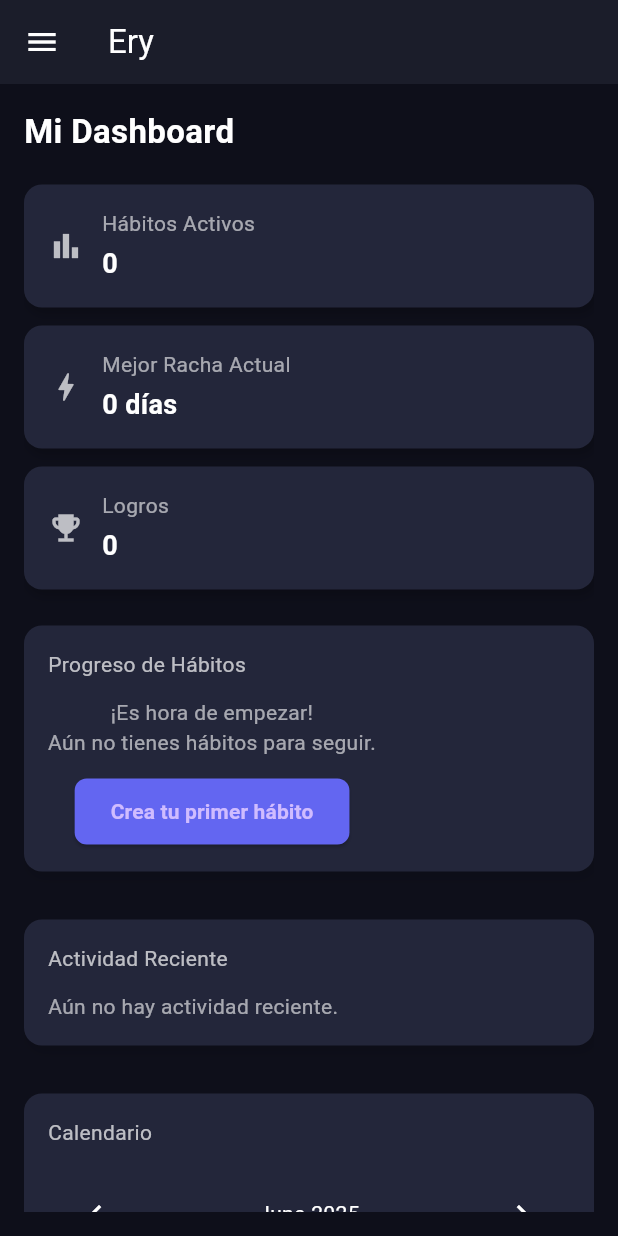
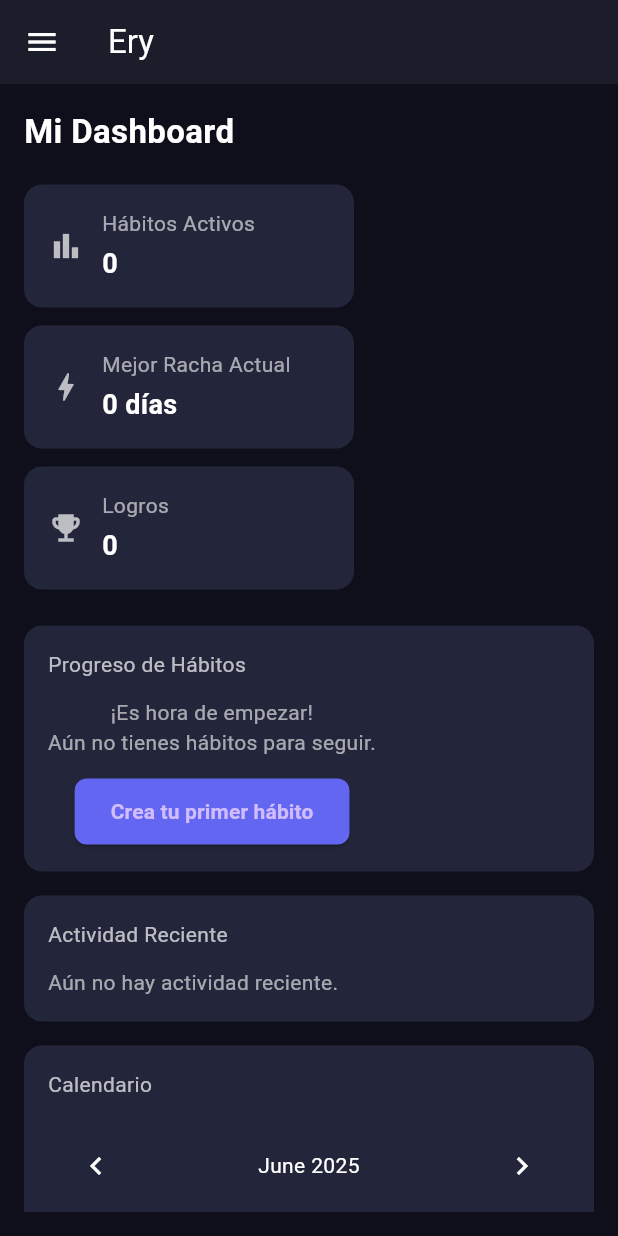
Before and after one commit to JossGab/Ery-Flutter, a Flutter app: the DashboardView screen opened by its route, on a phone screen of 412 x 824 dp. Run offline on Flutter 3.47's test engine with Material 3 defaults, Android fonts, the light colour scheme and no system bars; drawn by our look-alikes of table_calendar; our stand-ins replace cookie_jar, dio, dio_cookie_manager, google_sign_in, sidebarx; network calls fail.

Commit message:
Mejora del dasjboard y del sidebar

```diff
--- a/lib/views/dashboard/dashboard_view.dart
+++ b/lib/views/dashboard/dashboard_view.dart
@@ -1,7 +1,5 @@
-// dashboard_view.dart
 import 'package:flutter/material.dart';
 import 'package:table_calendar/table_calendar.dart';
-import 'package:sidebarx/sidebarx.dart';
 
 class DashboardView extends StatefulWidget {
   const DashboardView({super.key});
@@ -11,12 +9,20 @@ class DashboardView extends StatefulWidget {
 }
 
 class _DashboardViewState extends State<DashboardView> {
-  final _controller = SidebarXController(selectedIndex: 1);
   DateTime _focusedDay = DateTime.now();
+  int _selectedIndex = 0;
+
+  final List<Map<String, dynamic>> _menuItems = [
+    {'icon': Icons.home_rounded, 'label': 'Inicio'},
+    {'icon': Icons.dashboard_rounded, 'label': 'Dashboard'},
+    {'icon': Icons.person_rounded, 'label': 'Perfil'},
+    {'icon': Icons.edit_note_rounded, 'label': 'Mis Hábitos'},
+  ];
 
   @override
   Widget build(BuildContext context) {
     final isMobile = MediaQuery.of(context).size.width < 600;
+
     return Scaffold(
       backgroundColor: const Color(0xFF0E0F1A),
       appBar:
@@ -27,106 +33,14 @@ class _DashboardViewState extends State<DashboardView> {
                 iconTheme: const IconThemeData(color: Colors.white),
               )
               : null,
-      drawer:
-          isMobile
-              ? Drawer(
-                child: SidebarX(
-                  controller: _controller,
-                  theme: SidebarXTheme(
-                    margin: const EdgeInsets.all(8),
-                    decoration: BoxDecoration(
-                      color: const Color(0xFF1B1D2A),
-                      borderRadius: BorderRadius.circular(16),
-                    ),
-                    hoverColor: Colors.blue.withOpacity(0.1),
-                    textStyle: const TextStyle(color: Colors.white),
-                    selectedTextStyle: const TextStyle(
-                      color: Colors.white,
-                      fontWeight: FontWeight.bold,
-                    ),
-                    selectedItemDecoration: BoxDecoration(
-                      color: const Color(0xFF6366F1).withOpacity(0.3),
-                      borderRadius: BorderRadius.circular(12),
-                    ),
-                    iconTheme: const IconThemeData(color: Colors.white54),
-                    selectedIconTheme: const IconThemeData(color: Colors.white),
-                  ),
-                  items: [
-                    SidebarXItem(icon: Icons.home_rounded, label: 'Inicio'),
-                    SidebarXItem(
-                      icon: Icons.dashboard_rounded,
-                      label: 'Mi Dashboard',
-                    ),
-                    SidebarXItem(
-                      icon: Icons.person_rounded,
-                      label: 'Mi Perfil',
-                    ),
-                    SidebarXItem(
-                      icon: Icons.edit_note_rounded,
-                      label: 'Mis Hábitos',
-                    ),
-                  ],
-                  footerItems: [
-                    SidebarXItem(
-                      icon: Icons.logout_rounded,
-                      label: 'Cerrar Sesión',
-                      onTap:
-                          () =>
-                              Navigator.pushReplacementNamed(context, '/login'),
-                    ),
-                  ],
-                ),
-              )
-              : null,
+      drawer: isMobile ? Drawer(child: _buildSidebar()) : null,
       body: Row(
         children: [
-          if (!isMobile)
-            SidebarX(
-              controller: _controller,
-              theme: SidebarXTheme(
-                margin: const EdgeInsets.all(8),
-                decoration: BoxDecoration(
-                  color: const Color(0xFF1B1D2A),
-                  borderRadius: BorderRadius.circular(16),
-                ),
-                hoverColor: Colors.blue.withOpacity(0.1),
-                textStyle: const TextStyle(color: Colors.white),
-                selectedTextStyle: const TextStyle(
-                  color: Colors.white,
-                  fontWeight: FontWeight.bold,
-                ),
-                selectedItemDecoration: BoxDecoration(
-                  color: const Color(0xFF6366F1).withOpacity(0.3),
-                  borderRadius: BorderRadius.circular(12),
-                ),
-                iconTheme: const IconThemeData(color: Colors.white54),
-                selectedIconTheme: const IconThemeData(color: Colors.white),
-              ),
-              items: [
-                SidebarXItem(icon: Icons.home_rounded, label: 'Inicio'),
-                SidebarXItem(
-                  icon: Icons.dashboard_rounded,
-                  label: 'Mi Dashboard',
-                ),
-                SidebarXItem(icon: Icons.person_rounded, label: 'Mi Perfil'),
-                SidebarXItem(
-                  icon: Icons.edit_note_rounded,
-                  label: 'Mis Hábitos',
-                ),
-              ],
-              footerItems: [
-                SidebarXItem(
-                  icon: Icons.logout_rounded,
-                  label: 'Cerrar Sesión',
-                  onTap:
-                      () => Navigator.pushReplacementNamed(context, '/login'),
-                ),
-              ],
-            ),
+          if (!isMobile) _buildSidebar(),
           Expanded(
             child: Padding(
               padding: const EdgeInsets.all(16),
-              child: _buildMainContent(isMobile),
+              child: _buildMainContent(),
             ),
           ),
         ],
@@ -134,10 +48,97 @@ class _DashboardViewState extends State<DashboardView> {
     );
   }
 
-  Widget _buildMainContent(bool isMobile) {
-    final screenWidth = MediaQuery.of(context).size.width;
-    final cardWidth = isMobile ? double.infinity : (screenWidth - 100) / 3;
+  Widget _buildSidebar() {
+    return Container(
+      width: 220,
+      padding: const EdgeInsets.symmetric(vertical: 24),
+      decoration: BoxDecoration(
+        color: const Color(0xFF1B1D2A),
+        borderRadius: const BorderRadius.only(
+          topRight: Radius.circular(20),
+          bottomRight: Radius.circular(20),
+        ),
+      ),
+      child: Column(
+        children: [
+          const CircleAvatar(
+            radius: 32,
+            backgroundImage: AssetImage('assets/avatar.png'), // Opcional
+          ),
+          const SizedBox(height: 12),
+          const Text(
+            'Usuario',
+            style: TextStyle(color: Colors.white, fontSize: 16),
+          ),
+          const SizedBox(height: 30),
+          ..._menuItems.asMap().entries.map((entry) {
+            int index = entry.key;
+            var item = entry.value;
+            bool selected = _selectedIndex == index;
 
+            return Padding(
+              padding: const EdgeInsets.symmetric(horizontal: 12, vertical: 6),
+              child: Material(
+                color:
+                    selected
+                        ? const Color(0xFF6366F1).withOpacity(0.3)
+                        : Colors.transparent,
+                borderRadius: BorderRadius.circular(12),
+                child: InkWell(
+                  onTap: () => setState(() => _selectedIndex = index),
+                  borderRadius: BorderRadius.circular(12),
+                  child: Padding(
+                    padding: const EdgeInsets.symmetric(
+                      vertical: 12,
+                      horizontal: 16,
+                    ),
+                    child: Row(
+                      children: [
+                        Icon(item['icon'], color: Colors.white),
+                        const SizedBox(width: 12),
+                        Expanded(
+                          child: Text(
+                            item['label'],
+                            style: const TextStyle(
+                              color: Colors.white,
+                              fontSize: 14,
+                            ),
+                          ),
+                        ),
+                      ],
+                    ),
+                  ),
+                ),
+              ),
+            );
+          }),
+          const Spacer(),
+          Padding(
+            padding: const EdgeInsets.symmetric(horizontal: 12),
+            child: Row(
+              children: [
+                const Icon(Icons.logout, color: Colors.white54),
+                const SizedBox(width: 12),
+                Expanded(
+                  child: TextButton(
+                    onPressed: () {
+                      Navigator.pushReplacementNamed(context, '/login');
+                    },
+                    child: const Text(
+                      "Cerrar Sesión",
+                      style: TextStyle(color: Colors.white),
+                    ),
+                  ),
+                ),
+              ],
+            ),
+          ),
+        ],
+      ),
+    );
+  }
+
+  Widget _buildMainContent() {
     return SingleChildScrollView(
       child: Column(
         crossAxisAlignment: CrossAxisAlignment.start,
@@ -155,56 +156,13 @@ class _DashboardViewState extends State<DashboardView> {
             spacing: 12,
             runSpacing: 12,
             children: [
-              _buildStatCard(
-                Icons.bar_chart,
-                "Hábitos Activos",
-                "0",
-                cardWidth,
-              ),
-              _buildStatCard(
-                Icons.bolt,
-                "Mejor Racha Actual",
-                "0 días",
-                cardWidth,
-              ),
-              _buildStatCard(Icons.emoji_events, "Logros", "0", cardWidth),
+              _buildStatCard(Icons.bar_chart, "Hábitos Activos", "0"),
+              _buildStatCard(Icons.bolt, "Mejor Racha Actual", "0 días"),
+              _buildStatCard(Icons.emoji_events, "Logros", "0"),
             ],
           ),
           const SizedBox(height: 24),
-          Column(
-            children: [
-              _buildBox(
-                "Progreso de Hábitos",
-                Column(
-                  crossAxisAlignment: CrossAxisAlignment.center,
-                  children: [
-                    const Text(
-                      "¡Es hora de empezar!\nAún no tienes hábitos para seguir.",
-                      textAlign: TextAlign.center,
-                      style: TextStyle(color: Colors.white60, fontSize: 14),
-                    ),
-                    const SizedBox(height: 12),
-                    ElevatedButton(
-                      onPressed: () {},
-                      style: ElevatedButton.styleFrom(
-                        backgroundColor: const Color(0xFF6366F1),
-                        padding: const EdgeInsets.symmetric(
-                          horizontal: 24,
-                          vertical: 12,
-                        ),
-                        shape: RoundedRectangleBorder(
-                          borderRadius: BorderRadius.circular(8),
-                        ),
-                      ),
-                      child: const Text(
-                        "Crea tu primer hábito",
-                        style: TextStyle(fontWeight: FontWeight.bold),
-                      ),
-                    ),
-                  ],
-                ),
-              ),
-              const SizedBox(height: 16),
+          _buildBox("Progreso de Hábitos", _buildEmptyHabits()),
           _buildBox(
             "Actividad Reciente",
             const Text(
@@ -212,35 +170,20 @@ class _DashboardViewState extends State<DashboardView> {
               style: TextStyle(color: Colors.white60),
             ),
           ),
-              const SizedBox(height: 16),
           _buildBox("Calendario", _buildCalendar()),
-            ],
-          ),
         ],
       ),
     );
   }
 
-  Widget _buildStatCard(
-    IconData icon,
-    String title,
-    String value,
-    double width,
-  ) {
+  Widget _buildStatCard(IconData icon, String title, String value) {
     return SizedBox(
-      width: width,
+      width: 220,
       child: Container(
         padding: const EdgeInsets.all(16),
         decoration: BoxDecoration(
           color: const Color(0xFF23263A),
           borderRadius: BorderRadius.circular(12),
-          boxShadow: [
-            BoxShadow(
-              color: Colors.black.withOpacity(0.2),
-              blurRadius: 6,
-              offset: const Offset(2, 4),
-            ),
-          ],
         ),
         child: Row(
           children: [
@@ -280,13 +223,6 @@ class _DashboardViewState extends State<DashboardView> {
       decoration: BoxDecoration(
         color: const Color(0xFF23263A),
         borderRadius: BorderRadius.circular(12),
-        boxShadow: [
-          BoxShadow(
-            color: Colors.black.withOpacity(0.1),
-            blurRadius: 6,
-            offset: const Offset(2, 4),
-          ),
-        ],
       ),
       child: Column(
         crossAxisAlignment: CrossAxisAlignment.start,
@@ -299,6 +235,34 @@ class _DashboardViewState extends State<DashboardView> {
           child,
         ],
       ),
+    );
+  }
+
+  Widget _buildEmptyHabits() {
+    return Column(
+      crossAxisAlignment: CrossAxisAlignment.center,
+      children: [
+        const Text(
+          "¡Es hora de empezar!\nAún no tienes hábitos para seguir.",
+          textAlign: TextAlign.center,
+          style: TextStyle(color: Colors.white60, fontSize: 14),
+        ),
+        const SizedBox(height: 12),
+        ElevatedButton(
+          onPressed: () {},
+          style: ElevatedButton.styleFrom(
+            backgroundColor: const Color(0xFF6366F1),
+            padding: const EdgeInsets.symmetric(horizontal: 24, vertical: 12),
+            shape: RoundedRectangleBorder(
+              borderRadius: BorderRadius.circular(8),
+            ),
+          ),
+          child: const Text(
+            "Crea tu primer hábito",
+            style: TextStyle(fontWeight: FontWeight.bold),
+          ),
+        ),
+      ],
     );
   }
 
```
Also changed, not shown: lib/widgets/custom_sidebar.dart (added, +89 -0 lines), lib/widgets/sidebar_drawer.dart (added, +45 -0 lines). Lines whose indentation alone changed are shown as unchanged.
